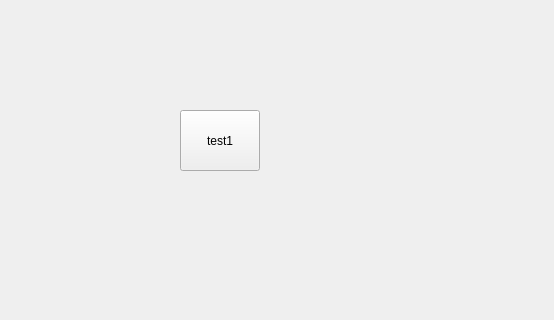
Old version of the form realProgect/choosetheme.ui in the repository Arthur381/QTproject.
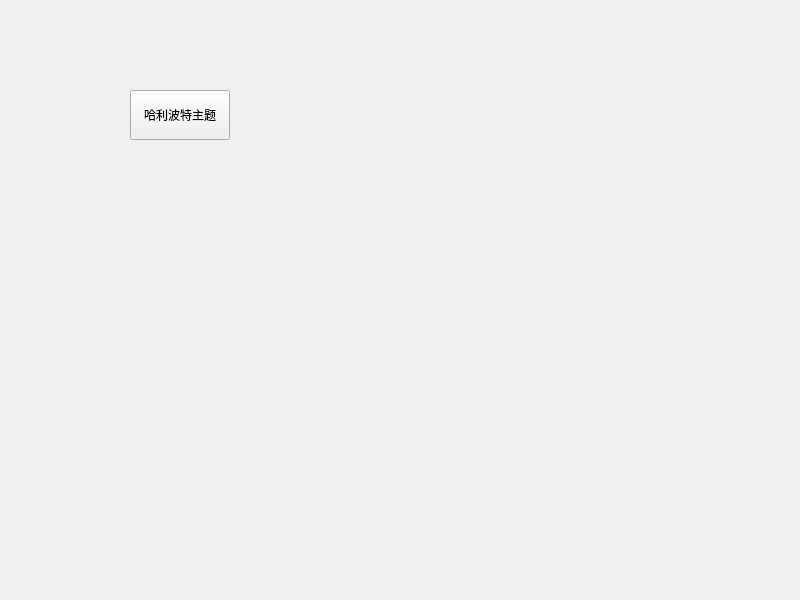
New version of the form. Custom widgets are drawn as their Qt base class.

What changed in the file:
```diff
--- a/realProgect/choosetheme.ui
+++ b/realProgect/choosetheme.ui
@@ -6,27 +6,58 @@
    <rect>
     <x>0</x>
     <y>0</y>
-    <width>554</width>
-    <height>320</height>
+    <width>800</width>
+    <height>600</height>
    </rect>
   </property>
+  <property name="minimumSize">
+   <size>
+    <width>800</width>
+    <height>600</height>
+   </size>
+  </property>
+  <property name="maximumSize">
+   <size>
+    <width>1000</width>
+    <height>800</height>
+   </size>
+  </property>
   <property name="windowTitle">
    <string>Form</string>
   </property>
   <widget class="QPushButton" name="pushButton">
    <property name="geometry">
     <rect>
-     <x>180</x>
-     <y>110</y>
-     <width>80</width>
-     <height>61</height>
+     <x>130</x>
+     <y>90</y>
+     <width>100</width>
+     <height>50</height>
     </rect>
    </property>
+   <property name="minimumSize">
+    <size>
+     <width>100</width>
+     <height>50</height>
+    </size>
+   </property>
+   <property name="maximumSize">
+    <size>
+     <width>200</width>
+     <height>100</height>
+    </size>
+   </property>
    <property name="text">
-    <string>test1</string>
+    <string>哈利波特主题</string>
    </property>
   </widget>
  </widget>
+ <customwidgets>
+  <customwidget>
+   <class>HoverButton</class>
+   <extends>QPushButton</extends>
+   <header>hoverbutton.h</header>
+  </customwidget>
+ </customwidgets>
  <resources/>
  <connections/>
 </ui>
```
Left out of the diff: 2 changed lines with no effect on the pictures.
